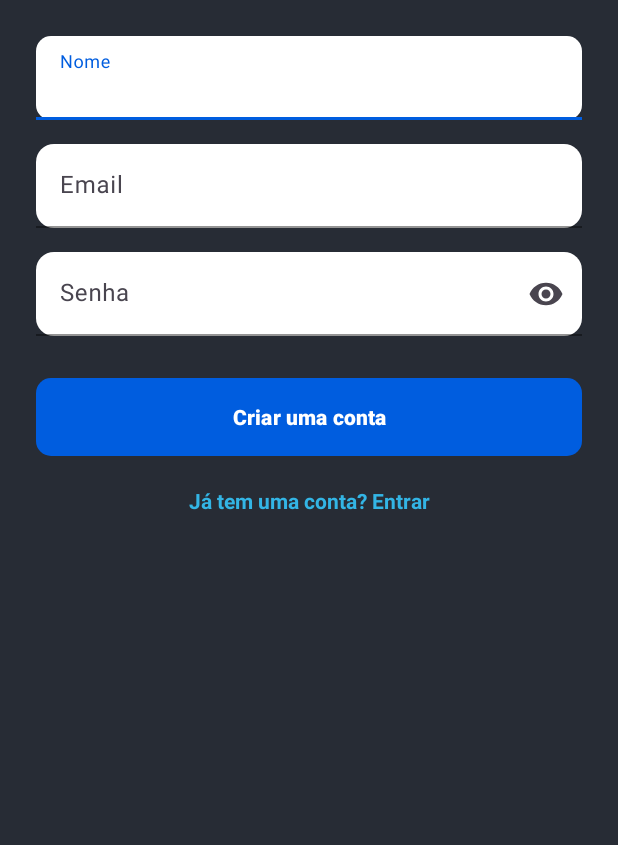
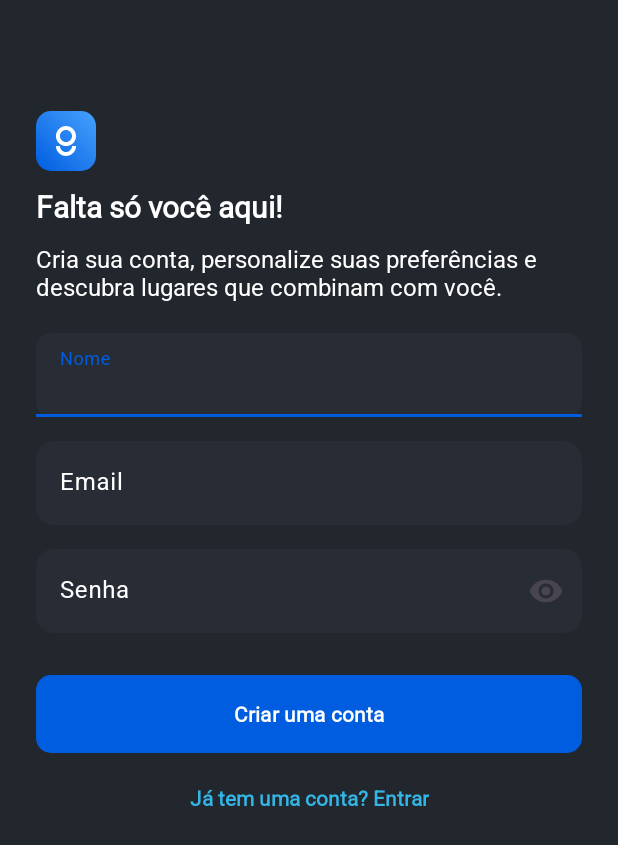
Before and after one commit to Habacuque-Gosch/OpenKnowledge-native, an Android app: the RegisterActivity screen opened directly, with no data from a screen before it, on a phone screen of 412 x 824 dp. Shown: the top 845 px of the screen. Run offline under Robolectric (Android 15) with nearby library versions, the phone set to English and light mode, and no system bars.

Commit message:
fix bug style field_base

```diff
--- a/app/src/main/res/layout/activity_register.xml
+++ b/app/src/main/res/layout/activity_register.xml
@@ -4,8 +4,47 @@
     xmlns:app="http://schemas.android.com/apk/res-auto"
     android:layout_width="match_parent"
     android:layout_height="match_parent"
-    android:background="@color/primary_midnightblack"
+    android:background="@color/primary_black"
     android:padding="24dp">
+
+    <ImageView
+        android:id="@+id/imgLogo"
+        android:layout_width="40dp"
+        android:layout_height="40dp"
+        android:src="@drawable/ic_logo"
+        app:layout_constraintBottom_toTopOf="@id/tvTitle"
+        app:layout_constraintStart_toStartOf="parent"
+        app:layout_constraintTop_toTopOf="parent"
+        android:layout_marginTop="50dp"/>
+
+    <TextView
+        android:id="@+id/tvTitle"
+        android:layout_width="wrap_content"
+        android:layout_height="wrap_content"
+        android:text="Falta só você aqui!"
+        android:textColor="@color/white"
+        android:textSize="20sp"
+        app:layout_constraintTop_toBottomOf="@id/imgLogo"
+        app:layout_constraintStart_toStartOf="parent"
+        android:layout_marginTop="10dp"
+        android:fontFamily="@font/roboto_bold"
+        android:textFontWeight="900"
+        app:layout_constraintVertical_chainStyle="packed"/>
+
+    <!-- Slogan -->
+    <TextView
+        android:id="@+id/tvSlogan"
+        android:layout_width="wrap_content"
+        android:layout_height="wrap_content"
+        android:text="Cria sua conta, personalize suas preferências e descubra lugares que combinam com você."
+        android:textColor="@color/white"
+        android:textColorHint="@color/primary_midnightblack"
+        android:textSize="16sp"
+        app:layout_constraintTop_toBottomOf="@id/tvTitle"
+        app:layout_constraintStart_toStartOf="parent"
+        app:layout_constraintEnd_toEndOf="parent"
+        android:layout_marginTop="10dp"
+        app:layout_constraintVertical_chainStyle="packed"/>
 
     <!-- Nome -->
     <com.google.android.material.textfield.TextInputLayout
@@ -15,10 +54,11 @@
         android:layout_height="wrap_content"
         android:hint="Nome"
         app:boxBackgroundMode="filled"
-        app:layout_constraintTop_toTopOf="parent"
+        app:layout_constraintTop_toBottomOf="@id/tvSlogan"
         app:layout_constraintStart_toStartOf="parent"
         app:layout_constraintEnd_toEndOf="parent"
         app:layout_constraintBottom_toTopOf="@id/emailLayout"
+        android:layout_marginTop="20dp"
         android:layout_marginBottom="16dp"
         app:layout_constraintVertical_chainStyle="packed">
 
--- a/app/src/main/res/values/colors.xml
+++ b/app/src/main/res/values/colors.xml
@@ -8,6 +8,8 @@
     <color name="primary_black">#22262d</color>
     <color name="primary_midnightblack">#272c35</color>
 
+    <color name="grays_colors">#CEDAF1</color>
+
     <color name="form_label">#22262d</color>
     <color name="form_background">#ffffff</color>
     <color name="form_border">#005ddf</color>
--- a/app/src/main/res/values/syles.xml
+++ b/app/src/main/res/values/syles.xml
@@ -10,13 +10,17 @@
 
     <!-- Campo de texto base -->
     <style name="FormField" parent="Widget.Material3.TextInputLayout.FilledBox">
-        <item name="boxBackgroundColor">@color/white</item>
+        <item name="boxBackgroundColor">@color/primary_midnightblack</item>
+        <item name="android:textColor">@color/white</item>
         <item name="boxCornerRadiusTopStart">10dp</item>
         <item name="boxCornerRadiusTopEnd">10dp</item>
         <item name="boxCornerRadiusBottomStart">10dp</item>
         <item name="boxCornerRadiusBottomEnd">10dp</item>
+        <item name="android:textColorHint">@color/white</item>
+        <item name="boxBackgroundMode">filled</item>
+        <item name="boxStrokeWidth">0dp</item>
+        <item name="boxStrokeWidthFocused">2dp</item>
         <item name="boxStrokeColor">@color/primary_blue</item>
-<!--        <item name="android:textColorHint">@color/primary_midnightblack</item>-->
     </style>
 
 
--- a/app/src/main/res/values/themes.xml
+++ b/app/src/main/res/values/themes.xml
@@ -4,6 +4,8 @@
         <item name="android:windowBackground">@color/primary_black</item>
         <item name="colorPrimary">@color/primary_blue</item>
         <item name="colorSecondary">@color/primary_black</item>
+        <item name="android:fontFamily">@font/roboto</item>
+        <item name="fontFamily">@font/roboto_regular</item>
     </style>
 
     <style name="Theme.Growup" parent="Base.Theme.Growup" />
```
Also changed, not shown: app/src/main/res/layout/activity_login.xml (+23 -7 lines), app/src/main/res/font/roboto_bold.ttf (added), app/src/main/res/font/roboto_regular.ttf (added).
